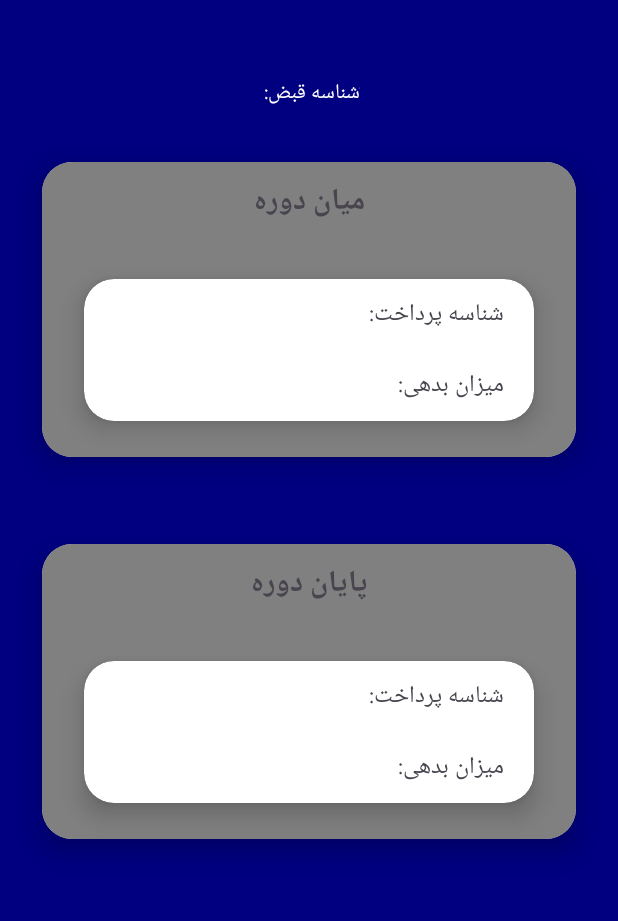
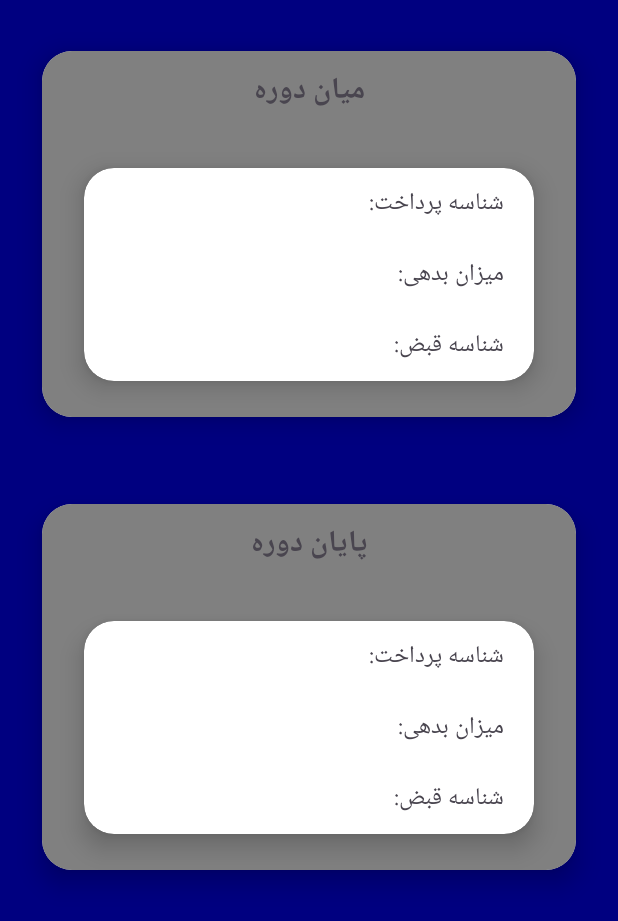
Before and after one commit to kowkowmali/EPapp, an Android app: the TelResultActivity screen opened directly, with no data from a screen before it, on a phone screen of 412 x 824 dp. Shown: the top 921 px of the screen. Run offline under Robolectric (Android 15) with nearby library versions, the phone set to English and light mode, and no system bars.

```diff
--- a/build.gradle
+++ b/build.gradle
@@ -34,6 +34,11 @@ dependencies {
     implementation 'com.google.android.material:material:1.9.0'
     implementation 'androidx.constraintlayout:constraintlayout:2.1.4'
     implementation "androidx.cardview:cardview:1.0.0"
+    implementation 'com.google.code.gson:gson:2.8.9'
+    implementation 'com.squareup.retrofit2:retrofit:2.9.0'
+    implementation 'com.squareup.retrofit2:converter-gson:2.9.0'
+    implementation group: 'com.fasterxml.jackson.core', name: 'jackson-annotations', version: '2.2.1'
+    implementation group: 'com.fasterxml.jackson.core', name: 'jackson-databind', version: '2.0.1'
     testImplementation 'junit:junit:4.13.2'
     androidTestImplementation 'androidx.test.ext:junit:1.1.5'
     androidTestImplementation 'androidx.test.espresso:espresso-core:3.5.1'
--- a/src/main/AndroidManifest.xml
+++ b/src/main/AndroidManifest.xml
@@ -1,7 +1,8 @@
 <?xml version="1.0" encoding="utf-8"?>
 <manifest xmlns:android="http://schemas.android.com/apk/res/android"
     xmlns:tools="http://schemas.android.com/tools">
-
+    <uses-permission android:name="android.permission.ACCESS_NETWORK_STATE" />
+    <uses-permission android:name="android.permission.INTERNET"/>
     <application
         android:allowBackup="true"
         android:dataExtractionRules="@xml/data_extraction_rules"
@@ -12,6 +13,7 @@
         android:supportsRtl="true"
         android:theme="@style/Theme.HaftsadBist"
         tools:targetApi="31">
+
         <activity
             android:name=".ChargeActivity"
             android:exported="false" />
--- a/src/main/java/com/example/haftsadbist/TelResultActivity.java
+++ b/src/main/java/com/example/haftsadbist/TelResultActivity.java
@@ -3,12 +3,42 @@ package com.example.haftsadbist;
 import androidx.appcompat.app.AppCompatActivity;
 
 import android.os.Bundle;
+import android.widget.TextView;
 
 public class TelResultActivity extends AppCompatActivity {
+
+    TextView  fAmountTv, fIdTv, fBillTv, mAmountTv, mIdTv, mBillTv;
 
     @Override
     protected void onCreate(Bundle savedInstanceState) {
         super.onCreate(savedInstanceState);
         setContentView(R.layout.activity_tel_result);
+
+        mIdTv = findViewById(R.id.mianTextShenase);
+        mAmountTv = findViewById(R.id.mianTextBedehi);
+        mBillTv = findViewById(R.id.mianBillText);
+        fIdTv = findViewById(R.id.payanTextShenase);
+        fAmountTv = findViewById(R.id.payanTextBedehi);
+        fBillTv = findViewById(R.id.payanBillText);
+
+        if(getIntent().getStringExtra(TelActivity.MIDTERM_CODE)!=null) {
+            mIdTv.append(getIntent().getStringExtra(TelActivity.MIDTERM_CODE));
+        }
+        if(getIntent().getStringExtra(TelActivity.MIDTERM_AMOUNT)!=null){
+            mAmountTv.append(getIntent().getStringExtra(TelActivity.MIDTERM_AMOUNT));
+        }
+        if(getIntent().getStringExtra(TelActivity.MIDTERM_BILL)!=null){
+            mBillTv.append(getIntent().getStringExtra(TelActivity.MIDTERM_BILL));
+        }
+        if(getIntent().getStringExtra(TelActivity.FINALTERM_CODE)!=null){
+            fIdTv.append(getIntent().getStringExtra(TelActivity.FINALTERM_CODE));
+        }
+        if(getIntent().getStringExtra(TelActivity.FINALTERM_AMOUNT)!=null){
+            fAmountTv.append(getIntent().getStringExtra(TelActivity.FINALTERM_AMOUNT));
+        }
+        if(getIntent().getStringExtra(TelActivity.FINALTERM_BILL)!=null){
+            fBillTv.append(getIntent().getStringExtra(TelActivity.FINALTERM_BILL));
+        }
+
     }
 }
--- a/src/main/res/layout/activity_tel.xml
+++ b/src/main/res/layout/activity_tel.xml
@@ -48,7 +48,7 @@
         app:layout_constraintTop_toBottomOf="@+id/textView1" />
 
     <Button
-        android:id="@+id/button"
+        android:id="@+id/submitButton"
         android:layout_width="wrap_content"
         android:layout_height="wrap_content"
         android:text="استعلام"
--- a/src/main/res/layout/activity_tel_result.xml
+++ b/src/main/res/layout/activity_tel_result.xml
@@ -7,20 +7,6 @@
     android:background="@color/blue"
     tools:context=".TelResultActivity">
 
-
-    <TextView
-        android:id="@+id/shenaseNumber"
-        android:layout_width="wrap_content"
-        android:layout_height="wrap_content"
-        android:text="َشناسه قبض: "
-
-        android:textColor="@color/white"
-        android:layout_marginTop="50dp"
-        android:layout_marginHorizontal="30dp"
-
-        app:layout_constraintEnd_toEndOf="parent"
-        app:layout_constraintStart_toStartOf="parent"
-        app:layout_constraintTop_toTopOf="parent" />
 
 
     <androidx.cardview.widget.CardView
@@ -38,7 +24,7 @@
         app:cardPreventCornerOverlap="true"
         app:cardUseCompatPadding="true"
         android:layoutDirection="rtl"
-        app:layout_constraintTop_toBottomOf="@+id/shenaseNumber"
+        app:layout_constraintTop_toTopOf="parent"
         app:layout_constraintEnd_toEndOf="parent"
         app:layout_constraintStart_toStartOf="parent"
         >
@@ -106,6 +92,17 @@
                         android:layout_marginBottom="10dp"
                         android:gravity="bottom"
                         android:text="میزان بدهی: "
+                        android:textSize="16sp" />
+
+                    <TextView
+                        android:id="@+id/mianBillText"
+                        android:layout_width="wrap_content"
+                        android:layout_height="wrap_content"
+                        android:layout_marginHorizontal="20dp"
+                        android:layout_marginTop="10dp"
+                        android:layout_marginBottom="10dp"
+                        android:gravity="bottom"
+                        android:text="شناسه قبض: "
                         android:textSize="16sp" />
                 </LinearLayout>
 
@@ -199,6 +196,17 @@
                         android:gravity="bottom"
                         android:text="میزان بدهی: "
                         android:textSize="16sp" />
+
+                    <TextView
+                        android:id="@+id/payanBillText"
+                        android:layout_width="wrap_content"
+                        android:layout_height="wrap_content"
+                        android:layout_marginHorizontal="20dp"
+                        android:layout_marginTop="10dp"
+                        android:layout_marginBottom="10dp"
+                        android:gravity="bottom"
+                        android:text="شناسه قبض: "
+                        android:textSize="16sp" />
                 </LinearLayout>
 
             </androidx.cardview.widget.CardView>
```
Also changed, not shown: src/main/java/com/example/haftsadbist/APIendpoint.java (added, +14 -0 lines), src/main/java/com/example/haftsadbist/MainActivity.java (+17 -0 lines), src/main/java/com/example/haftsadbist/TelActivity.java (+63 -0 lines), src/main/java/com/example/haftsadbist/models/Data.java (added, +35 -0 lines), src/main/java/com/example/haftsadbist/models/FinalTerm.java (added, +14 -0 lines), src/main/java/com/example/haftsadbist/models/Inquiry.java (added, +13 -0 lines), src/main/java/com/example/haftsadbist/models/MidTerm.java (added, +13 -0 lines), src/main/java/com/example/haftsadbist/models/Phone.java (added, +20 -0 lines), src/main/java/com/example/haftsadbist/models/Root.java (added, +7 -0 lines).
